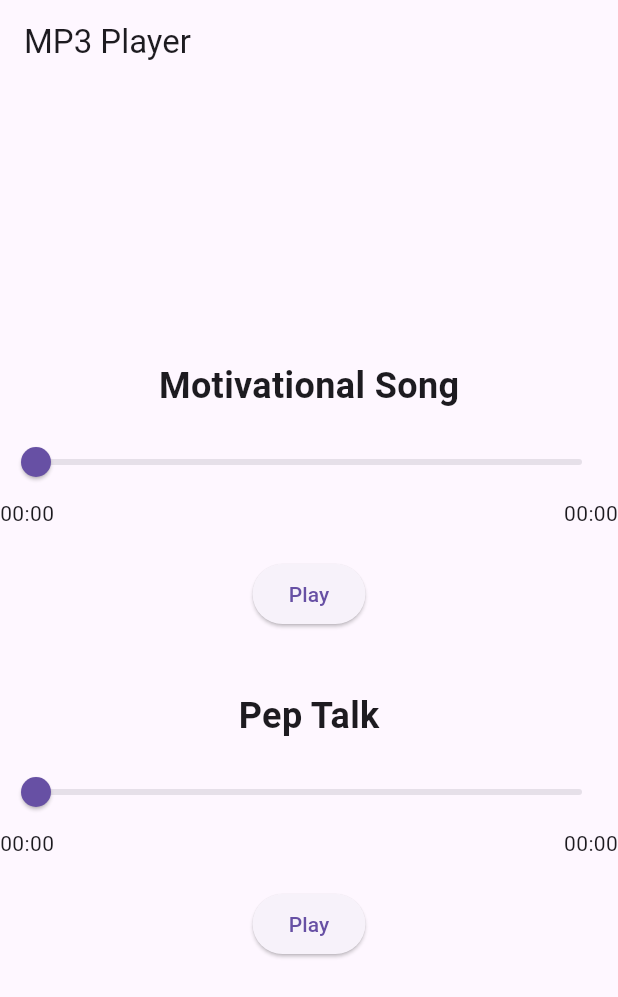
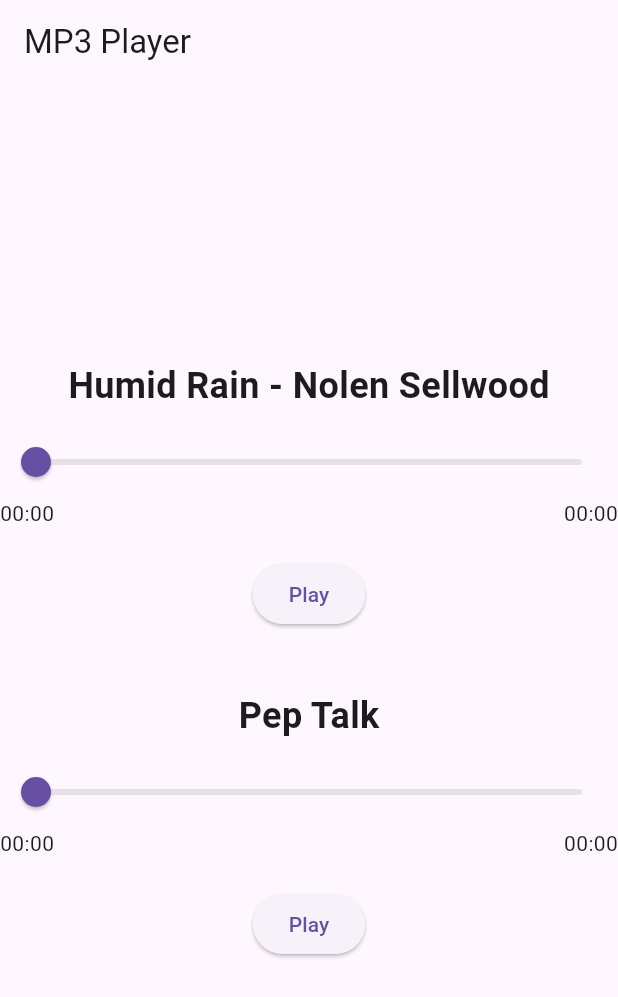
Before and after one commit to zpand26/Final_Project_SE-24, a Flutter app: the MP3PlayerScreen screen opened directly, on a phone screen of 412 x 824 dp. Shown: the top 997 px of the screen. Run offline on Flutter 3.47's test engine with Material 3 defaults, Android fonts, the phone set to English and light mode, and no system bars; our stand-ins replace audioplayers, cloud_firestore, firebase_auth, firebase_core, flutter_local_notifications, google_nav_bar and 5 more; missing offline and left inert: search_app_bar_page; accounts and stored records are empty.

Commit message:
updated song title

```diff
--- a/lib/views/sound_view.dart
+++ b/lib/views/sound_view.dart
@@ -145,7 +145,7 @@ class _MP3PlayerScreenState extends State<MP3PlayerScreen> {
           children: [
             // Song 1 UI
             Text(
-              'Motivational Song',
+              'Humid Rain - Nolen Sellwood',
               style: TextStyle(fontSize: 24, fontWeight: FontWeight.bold),
             ),
             SizedBox(height: 10),
```
